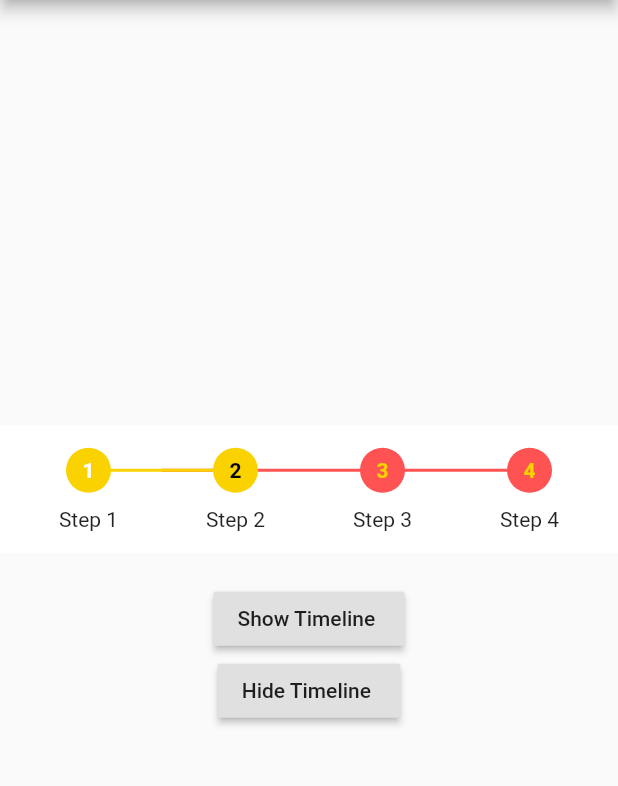
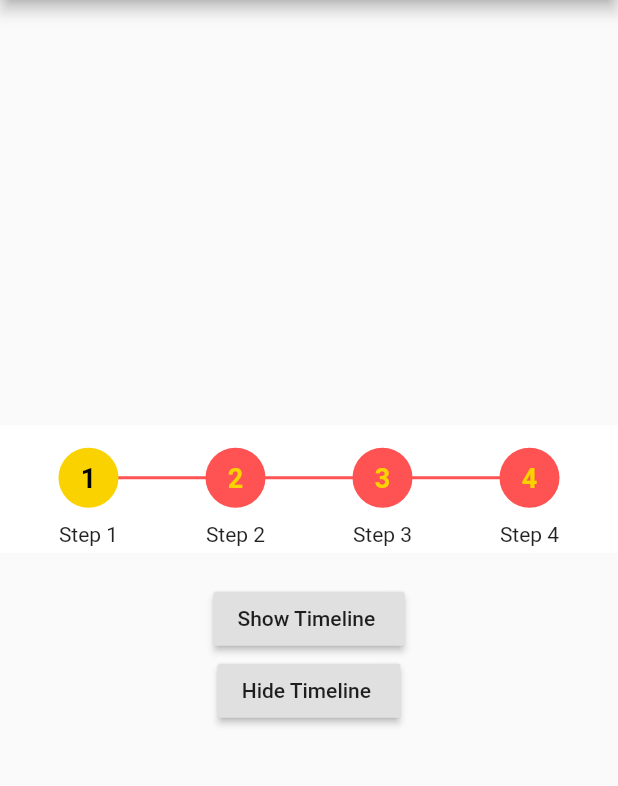
Before and after one commit to Harshdeep4295/timeline_status, a Flutter app: the screen it shows after launch, after a tap on "Show Timeline", on a phone screen of 412 x 824 dp, the part 84-870 px from its top. Run offline on Flutter 3.47's test engine with Material 2 defaults, Android fonts, the phone set to English and light mode, and no system bars.

```diff
--- a/example/lib/main.dart
+++ b/example/lib/main.dart
@@ -84,14 +84,14 @@ class _MyHomePageState extends State<MyHomePage> {
             Visibility(
               visible: showTimeline,
               // give list of string
-              child: StatusTime.getTimeline(
+              child: TimeLineStatus(
                 statuses: [
                   'Step 1',
                   'Step 2',
                   'Step 3',
                   'Step 4',
                 ],
-                currentPosition: 1,
+                currentPosition: 0,
               ),
             ),
             SizedBox(
--- a/lib/timeline_status.dart
+++ b/lib/timeline_status.dart
@@ -3,7 +3,6 @@ library timeline_status;
 import 'package:flutter/material.dart';
 import 'package:timeline_status/app_assest.dart';
 
-class StatusTime {
 /*
     The getTimeline widget will give widget in timeline format
     statuses - list of strings to be displayed below counter
@@ -18,20 +17,38 @@ class StatusTime {
     wholePadding - EdgeInsets variable to give padding
     backgroundColor - background color of whole widget
   */
-  static Widget getTimeline({
-    @required List<String> statuses,
-    @required int currentPosition,
-    Color currentStepBackground = AppColors.sunflowerYellow,
-    Color currentStepNumberTextColor = AppColors.black,
-    Color activatedStepBackground = AppColors.sunflowerYellow,
-    Color activatedStepNumberTextColor = AppColors.white,
-    Color inActivatedStepBackground = AppColors.redAccent,
-    Color inActivatedStepNumberTextColor = AppColors.sunflowerYellow,
-    double height = 70,
-    EdgeInsets wholePadding =
-        const EdgeInsets.only(top: 15, left: 10, right: 10),
-    Color backgroundColor = AppColors.white,
-  }) {
+class TimeLineStatus extends StatelessWidget {
+  List<String> statuses;
+  int currentPosition;
+  Color currentStepBackground,
+      currentStepNumberTextColor,
+      activatedStepBackground,
+      activatedStepNumberTextColor,
+      inActivatedStepBackground,
+      inActivatedStepNumberTextColor,
+      backgroundColor;
+  double height = 70;
+  EdgeInsets wholePadding;
+
+  TimeLineStatus({
+    @required this.statuses,
+    @required this.currentPosition,
+    this.currentStepBackground = AppColors.sunflowerYellow,
+    this.currentStepNumberTextColor = AppColors.black,
+    this.activatedStepBackground = AppColors.sunflowerYellow,
+    this.activatedStepNumberTextColor = AppColors.white,
+    this.inActivatedStepBackground = AppColors.redAccent,
+    this.inActivatedStepNumberTextColor = AppColors.sunflowerYellow,
+    this.height = 70,
+    this.wholePadding = const EdgeInsets.only(
+      top: 15,
+      left: 10,
+      right: 10,
+    ),
+    this.backgroundColor = AppColors.white,
+  });
+  @override
+  Widget build(BuildContext context) {
     return Container(
       color: backgroundColor,
       padding: wholePadding,
@@ -65,7 +82,7 @@ class StatusTime {
                           child: Divider(
                             color: activatedStepBackground,
                             thickness: 2,
-                            indent: 0,
+                            indent: position == 0 ? 50 : 0,
                             endIndent: 50,
                           ),
                         ),
@@ -73,8 +90,8 @@ class StatusTime {
                           mainAxisAlignment: MainAxisAlignment.center,
                           children: [
                             Container(
-                              height: 30,
-                              width: 30,
+                              height: 40,
+                              width: 40,
                               decoration: BoxDecoration(
                                 color: currentPosition == position
                                     ? currentStepBackground
@@ -93,6 +110,7 @@ class StatusTime {
                                             ? inActivatedStepNumberTextColor
                                             : activatedStepNumberTextColor),
                                     fontWeight: FontWeight.w700,
+                                    fontSize: 18,
                                   ),
                                   textAlign: TextAlign.center,
                                 ),
@@ -117,8 +135,9 @@ class StatusTime {
       ),
     );
   }
+}
 
-  static List<T> _map<T>({@required List list, @required Function handler}) {
+List<T> _map<T>({@required List list, @required Function handler}) {
   List<T> result = [];
   if (list != null) {
     if (list.length > 0) {
@@ -131,4 +150,3 @@ class StatusTime {
   }
   return result;
 }
-}
--- a/pubspec.yaml
+++ b/pubspec.yaml
@@ -1,6 +1,6 @@
 name: timeline_status
-description: To display status with timeline. The widget will contain the step indicator with the status text given below. It best used with more than three status. To display different indicator different colors can be used as can see in case of example.
-version: 0.0.2
+description: To display status timeline, a widget will contain the step indicator with the status text given. To display different indicator different colors can be used as shown in example.
+version: 0.0.3
 author: Harshdeep Singh<Harshdeeps878@gmail.com>
 homepage: https://github.com/Harshdeep4295/timeline_status
 
@@ -20,7 +20,6 @@ dev_dependencies:
 
 # The following section is specific to Flutter.
 flutter:
-
   # To add assets to your package, add an assets section, like this:
   # assets:
   #   - images/a_dot_burr.jpeg
@@ -31,7 +30,6 @@ flutter:
   #
   # An image asset can refer to one or more resolution-specific "variants", see
   # https://flutter.dev/assets-and-images/#resolution-aware.
-
   # To add custom fonts to your package, add a fonts section here,
   # in this "flutter" section. Each entry in this list should have a
   # "family" key with the font family name, and a "fonts" key with a
```
Also changed, not shown: 2 other files. Lines whose indentation alone changed are shown as unchanged.
